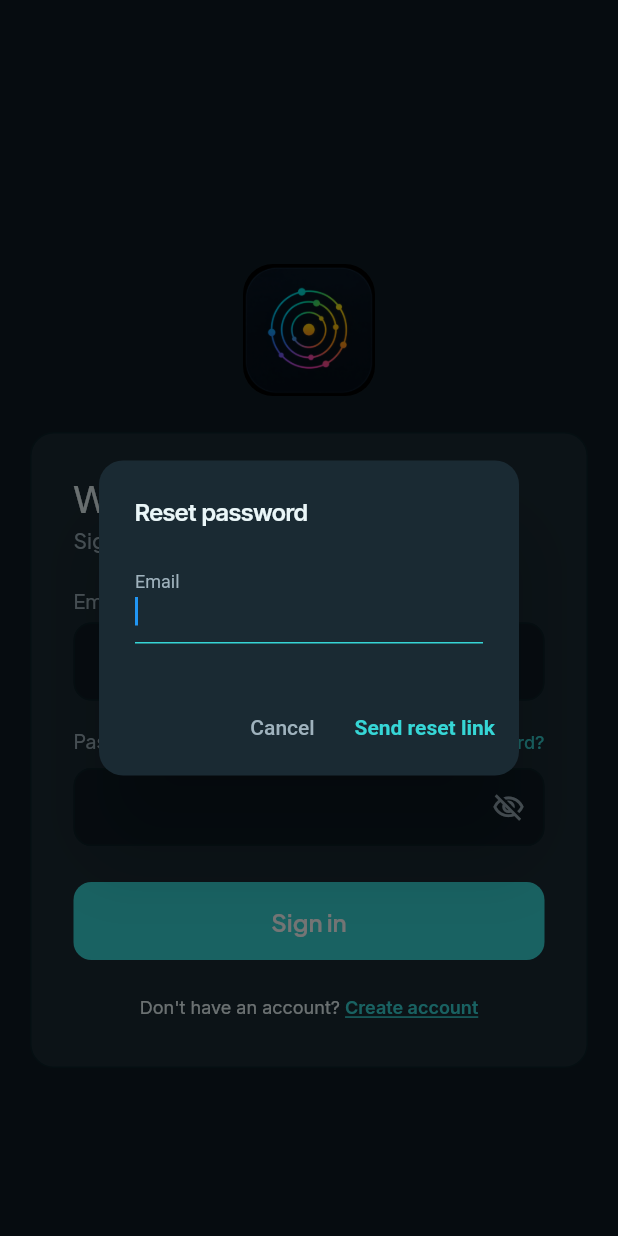
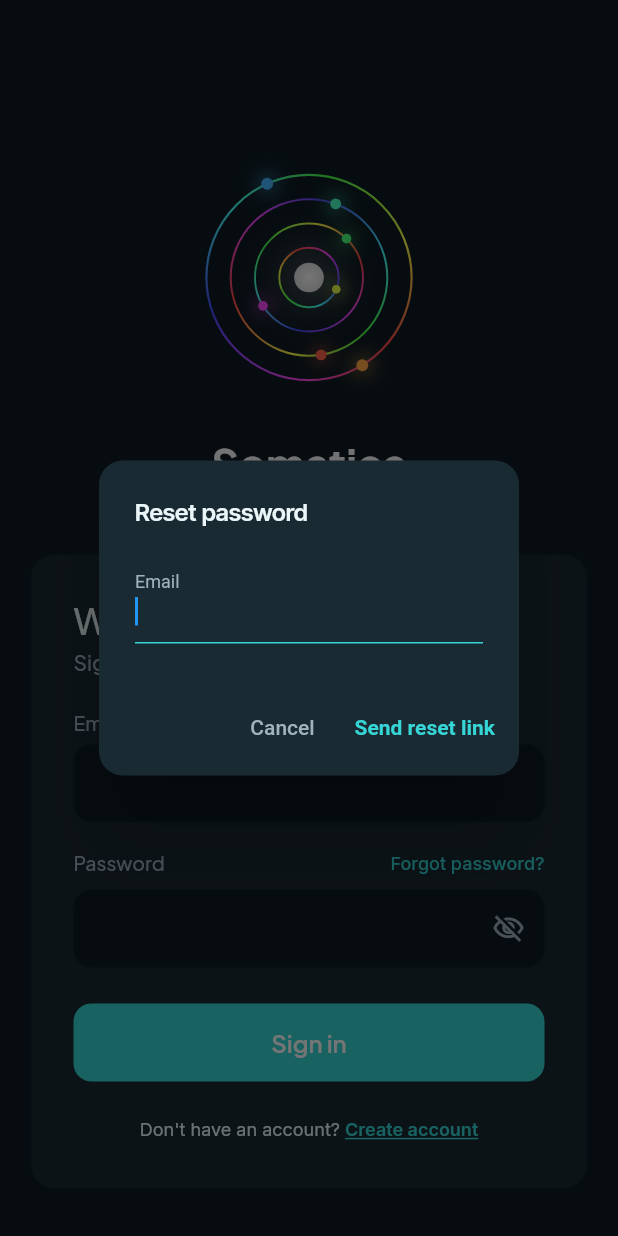
Before and after one commit to emearroba/head_sense, a Flutter app: the screen it shows after launch, after a tap on "Forgot password?", on a phone screen of 412 x 824 dp. Run offline on Flutter 3.47's test engine with Material 3 defaults, Android fonts, the phone set to English and light mode, and no system bars; drawn by our look-alikes of auto_size_text, flutter_animate; our stand-ins replace cloud_firestore, cloud_functions, dropdown_button2, equatable, firebase_auth, firebase_core and 17 more; missing offline and left inert: json_path, mime_type; accounts and stored records are empty.

Commit message:
Add animated OrbitLogo widget and app title to login screen
Co-Authored-By: Claude Sonnet 5 <noreply@anthropic.com>

```diff
--- a/lib/auth/authentication/authentication_widget.dart
+++ b/lib/auth/authentication/authentication_widget.dart
@@ -1,5 +1,6 @@
 import '/auth/firebase_auth/auth_util.dart';
 import '/backend/backend.dart';
+import '/custom_code/widgets/index.dart' as custom_widgets;
 import '/flutter_flow/flutter_flow_animations.dart';
 import '/flutter_flow/flutter_flow_theme.dart';
 import '/flutter_flow/flutter_flow_util.dart';
@@ -296,14 +297,9 @@ class _AuthenticationWidgetState extends State<AuthenticationWidget>
   }
 
   Widget _logo(BuildContext context) {
-    return ClipRRect(
-      borderRadius: BorderRadius.circular(20.0),
-      child: Image.asset(
-        'assets/images/app_icon_orbit.png',
-        width: 88.0,
-        height: 88.0,
-        fit: BoxFit.cover,
-      ),
+    return const custom_widgets.OrbitLogo(
+      width: 180.0,
+      height: 180.0,
     );
   }
 
@@ -365,6 +361,27 @@ class _AuthenticationWidgetState extends State<AuthenticationWidget>
                         mainAxisAlignment: MainAxisAlignment.center,
                         children: [
                           _logo(context),
+                          const SizedBox(height: 16.0),
+                          Text(
+                            'Somatica',
+                            textAlign: TextAlign.center,
+                            style: theme.headlineMedium.override(
+                              font: GoogleFonts.plusJakartaSans(fontWeight: FontWeight.w700),
+                              color: Colors.white,
+                              fontWeight: FontWeight.w700,
+                              letterSpacing: 0.0,
+                            ),
+                          ),
+                          const SizedBox(height: 4.0),
+                          Text(
+                            'Understand your patterns.',
+                            textAlign: TextAlign.center,
+                            style: theme.bodyMedium.override(
+                              font: GoogleFonts.plusJakartaSans(),
+                              color: theme.secondaryText,
+                              letterSpacing: 0.0,
+                            ),
+                          ),
                           const SizedBox(height: 24.0),
                           Container(
                             width: double.infinity,
--- a/lib/custom_code/widgets/index.dart
+++ b/lib/custom_code/widgets/index.dart
@@ -12,3 +12,4 @@ export 'pattern_insights_panel.dart' show PatternInsightsPanel;
 export 'add_reminder_sheet_widget.dart' show AddReminderSheetWidget;
 export 'orbit_celebration_animation.dart' show OrbitCelebrationAnimation;
 export 'diary_completed_card.dart' show DiaryCompletedCard;
+export 'orbit_logo.dart' show OrbitLogo;
--- /dev/null
+++ b/lib/custom_code/widgets/orbit_logo.dart
@@ -0,0 +1,181 @@
+// Automatic FlutterFlow imports
+import '/backend/backend.dart';
+import '/backend/schema/structs/index.dart';
+import '/flutter_flow/flutter_flow_theme.dart';
+import '/flutter_flow/flutter_flow_util.dart';
+import 'index.dart'; // Imports other custom widgets
+import '/flutter_flow/custom_functions.dart'; // Imports custom functions
+import 'package:flutter/material.dart';
+// Begin custom widget code
+// DO NOT REMOVE OR MODIFY THE CODE ABOVE!
+
+import 'dart:math' as math;
+
+class OrbitLogo extends StatefulWidget {
+  const OrbitLogo({
+    super.key,
+    this.width,
+    this.height,
+  });
+
+  final double? width;
+  final double? height;
+
+  @override
+  State<OrbitLogo> createState() => _OrbitLogoState();
+}
+
+class _OrbitLogoState extends State<OrbitLogo>
+    with SingleTickerProviderStateMixin {
+  late final AnimationController _driftController;
+
+  @override
+  void initState() {
+    super.initState();
+    _driftController = AnimationController(
+      vsync: this,
+      duration: const Duration(seconds: 24),
+    )..repeat();
+  }
+
+  @override
+  void dispose() {
+    _driftController.dispose();
+    super.dispose();
+  }
+
+  @override
+  Widget build(BuildContext context) {
+    final resolvedSize = widget.width ?? widget.height ?? 160.0;
+    return SizedBox(
+      width: widget.width ?? resolvedSize,
+      height: widget.height ?? resolvedSize,
+      child: AnimatedBuilder(
+        animation: _driftController,
+        builder: (context, _) {
+          return CustomPaint(
+            size: Size(
+              widget.width ?? resolvedSize,
+              widget.height ?? resolvedSize,
+            ),
+            painter: _OrbitLogoPainter(drift: _driftController.value),
+          );
+        },
+      ),
+    );
+  }
+}
+
+class _Ring {
+  const _Ring({
+    required this.radiusFactor,
+    required this.strokeFactor,
+    required this.dotRadiusFactor,
+    required this.dotTurns,
+    required this.speed,
+  });
+
+  final double radiusFactor;
+  final double strokeFactor;
+  final double dotRadiusFactor;
+  final List<double> dotTurns; // starting angle, in turns (0..1)
+  final double speed; // signed turns-per-drift-cycle
+}
+
+class _OrbitLogoPainter extends CustomPainter {
+  _OrbitLogoPainter({required this.drift});
+
+  final double drift;
+
+  static const _rings = [
+    _Ring(
+      radiusFactor: 0.22,
+      strokeFactor: 0.014,
+      dotRadiusFactor: 0.032,
+      dotTurns: [0.62],
+      speed: 1.3,
+    ),
+    _Ring(
+      radiusFactor: 0.40,
+      strokeFactor: 0.014,
+      dotRadiusFactor: 0.036,
+      dotTurns: [0.18, 0.72],
+      speed: -0.9,
+    ),
+    _Ring(
+      radiusFactor: 0.58,
+      strokeFactor: 0.015,
+      dotRadiusFactor: 0.040,
+      dotTurns: [0.02, 0.60],
+      speed: 0.6,
+    ),
+    _Ring(
+      radiusFactor: 0.76,
+      strokeFactor: 0.016,
+      dotRadiusFactor: 0.044,
+      dotTurns: [0.30, 0.82],
+      speed: -0.4,
+    ),
+  ];
+
+  static Color _wheelColor(double t) {
+    final hue = (180 - 360 * (t % 1.0)) % 360;
+    return HSVColor.fromAHSV(1.0, hue, 0.72, 1.0).toColor();
+  }
+
+  @override
+  void paint(Canvas canvas, Size size) {
+    final center = Offset(size.width / 2, size.height / 2);
+    final radius = math.min(size.width, size.height) / 2;
+
+    // Soft white core, matching the reference mark instead of the amber sun.
+    final glowPaint = Paint()
+      ..color = Colors.white.withOpacity(0.35)
+      ..maskFilter = const MaskFilter.blur(BlurStyle.normal, 14);
+    canvas.drawCircle(center, radius * 0.16, glowPaint);
+
+    final corePaint = Paint()
+      ..shader = RadialGradient(
+        colors: [Colors.white, Colors.white.withOpacity(0.85)],
+      ).createShader(Rect.fromCircle(center: center, radius: radius * 0.11));
+    canvas.drawCircle(center, radius * 0.11, corePaint);
+
+    for (final ring in _rings) {
+      final ringRadius = radius * ring.radiusFactor;
+      final ringRect = Rect.fromCircle(center: center, radius: ringRadius);
+      final driftAngle = drift * 2 * math.pi * ring.speed;
+
+      final gradient = SweepGradient(
+        colors: [for (var i = 0; i <= 12; i++) _wheelColor(i / 12)],
+        transform: GradientRotation(-math.pi / 2 + driftAngle),
+      );
+
+      final ringPaint = Paint()
+        ..style = PaintingStyle.stroke
+        ..strokeWidth = radius * ring.strokeFactor
+        ..strokeCap = StrokeCap.round
+        ..shader = gradient.createShader(ringRect);
+
+      canvas.drawCircle(center, ringRadius, ringPaint);
+
+      for (final baseTurn in ring.dotTurns) {
+        final angle = baseTurn * 2 * math.pi + driftAngle;
+        final dotCenter =
+            center + Offset(math.cos(angle), math.sin(angle)) * ringRadius;
+        final dotColor = _wheelColor((angle / (2 * math.pi)) + 0.25);
+        final dotRadius = radius * ring.dotRadiusFactor;
+
+        final dotGlow = Paint()
+          ..color = dotColor.withOpacity(0.45)
+          ..maskFilter = const MaskFilter.blur(BlurStyle.normal, 6);
+        canvas.drawCircle(dotCenter, dotRadius * 1.8, dotGlow);
+
+        canvas.drawCircle(dotCenter, dotRadius, Paint()..color = dotColor);
+      }
+    }
+  }
+
+  @override
+  bool shouldRepaint(covariant _OrbitLogoPainter oldDelegate) =>
+      oldDelegate.drift != drift;
+}
```
